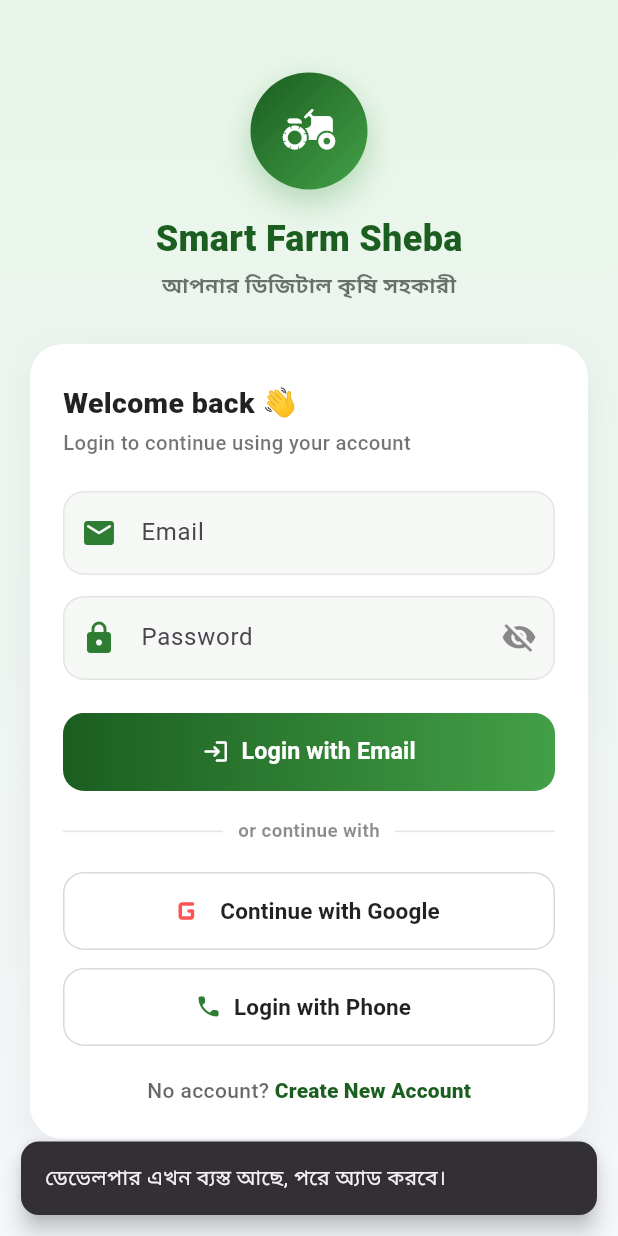
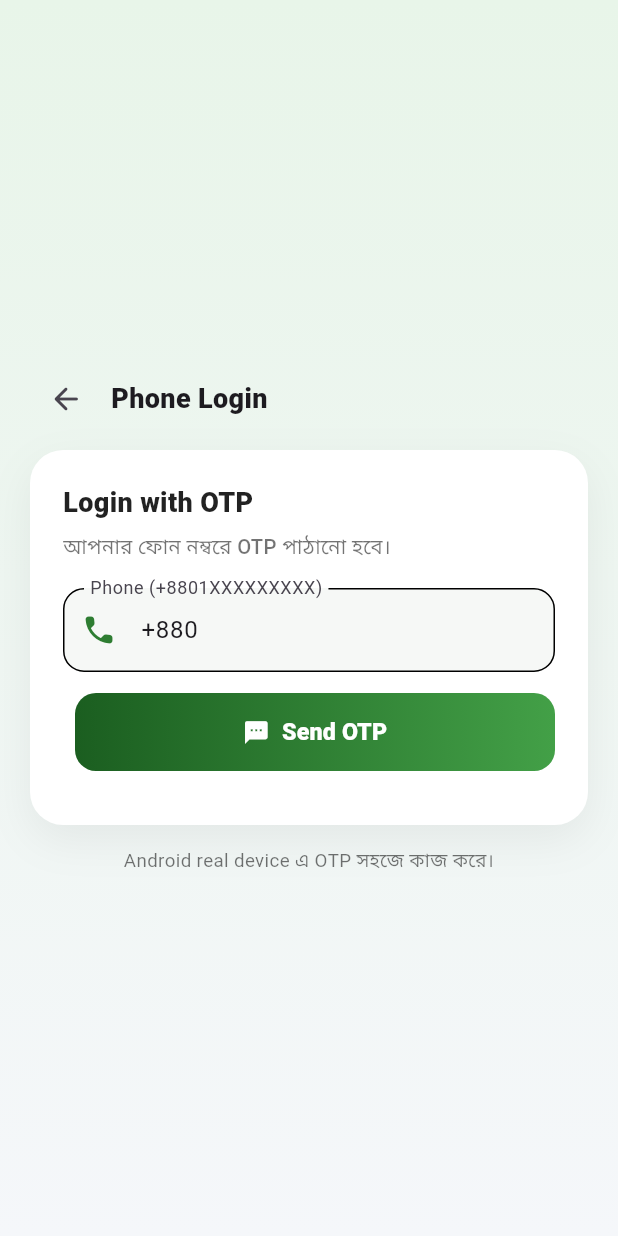
Before and after one commit to alaminsarder/Smart-Farm-Sheba, a Flutter app: the screen it shows after launch, after a tap on "Login with Phone", on a phone screen of 412 x 824 dp. Run offline on Flutter 3.47's test engine with Material 3 defaults, Android fonts, the light colour scheme and no system bars; our stand-ins replace cloud_firestore, firebase_auth, firebase_core, flutter_dotenv, google_sign_in, shared_preferences; accounts and stored records are empty.

Commit message:
Fix phone login

```diff
--- a/lib/screens/auth/login_screen.dart
+++ b/lib/screens/auth/login_screen.dart
@@ -5,6 +5,9 @@ import 'package:flutter/material.dart';
 import 'package:smart_farm_sheba/services/google_auth_service.dart';
 import 'package:smart_farm_sheba/features/home/presentation/home_screen.dart';
 import 'package:smart_farm_sheba/screens/auth/register_screen.dart';
+
+// ✅ ADD THIS
+import 'package:smart_farm_sheba/screens/auth/phone_login_screen.dart';
 
 class LoginScreen extends StatefulWidget {
   const LoginScreen({super.key});
@@ -442,8 +445,15 @@ class _LoginScreenState extends State<LoginScreen> {
                               child: OutlinedButton.icon(
                                 onPressed: busy
                                     ? null
-                                    : () => _snack(
-                                        "ডেভেলপার এখন ব্যস্ত আছে, পরে অ্যাড করবে।"),
+                                    : () {
+                                        Navigator.push(
+                                          context,
+                                          MaterialPageRoute(
+                                            builder: (_) =>
+                                                const PhoneLoginScreen(),
+                                          ),
+                                        );
+                                      },
                                 icon: const Icon(Icons.phone_rounded,
                                     color: Color(0xFF2E7D32)),
                                 label: const Text(
--- /dev/null
+++ b/lib/screens/auth/phone_login_screen.dart
@@ -0,0 +1,456 @@
+import 'package:firebase_auth/firebase_auth.dart';
+import 'package:flutter/foundation.dart';
+import 'package:flutter/material.dart';
+
+import 'package:smart_farm_sheba/features/home/presentation/home_screen.dart';
+
+class PhoneLoginScreen extends StatefulWidget {
+  const PhoneLoginScreen({super.key});
+
+  @override
+  State<PhoneLoginScreen> createState() => _PhoneLoginScreenState();
+}
+
+class _PhoneLoginScreenState extends State<PhoneLoginScreen> {
+  final _formKey = GlobalKey<FormState>();
+
+  final _phoneC = TextEditingController(text: "+880");
+  final _otpC = TextEditingController();
+
+  bool _sending = false;
+  bool _verifying = false;
+
+  bool _codeSent = false;
+  String? _verificationId;
+
+  // Web only
+  ConfirmationResult? _confirmationResult;
+
+  @override
+  void dispose() {
+    _phoneC.dispose();
+    _otpC.dispose();
+    super.dispose();
+  }
+
+  void _snack(String msg) {
+    if (!mounted) return;
+    ScaffoldMessenger.of(context).showSnackBar(
+      SnackBar(
+        content: Text(msg),
+        behavior: SnackBarBehavior.floating,
+        margin: const EdgeInsets.all(14),
+        shape: RoundedRectangleBorder(borderRadius: BorderRadius.circular(12)),
+      ),
+    );
+  }
+
+  String _normalizePhone(String input) {
+    var s = input.trim();
+
+    // allow: 01XXXXXXXXX
+    if (s.startsWith("01") && s.length == 11) {
+      s = "+88$s";
+    }
+
+    // allow: 8801XXXXXXXXX
+    if (s.startsWith("880") && !s.startsWith("+")) {
+      s = "+$s";
+    }
+
+    return s;
+  }
+
+  InputDecoration _dec({
+    required String label,
+    required IconData icon,
+    Widget? suffix,
+  }) {
+    return InputDecoration(
+      labelText: label,
+      prefixIcon: Icon(icon, color: const Color(0xFF2E7D32)),
+      suffixIcon: suffix,
+      filled: true,
+      fillColor: const Color(0xFFF6F8F6),
+      contentPadding: const EdgeInsets.symmetric(vertical: 16, horizontal: 14),
+      border: OutlineInputBorder(borderRadius: BorderRadius.circular(14)),
+      enabledBorder:
+          OutlineInputBorder(borderRadius: BorderRadius.circular(14)),
+      focusedBorder: OutlineInputBorder(
+        borderRadius: BorderRadius.circular(14),
+        borderSide: const BorderSide(color: Color(0xFF2E7D32), width: 1.6),
+      ),
+    );
+  }
+
+  Future<void> _sendOtp() async {
+    FocusScope.of(context).unfocus();
+
+    final ok = _formKey.currentState?.validate() ?? false;
+    if (!ok) return;
+
+    final phone = _normalizePhone(_phoneC.text);
+
+    setState(() {
+      _sending = true;
+      _verifying = false;
+      _codeSent = false;
+      _verificationId = null;
+      _confirmationResult = null;
+      _otpC.clear();
+    });
+
+    try {
+      // ✅ WEB flow: reCAPTCHA handled by Firebase internally
+      if (kIsWeb) {
+        final result = await FirebaseAuth.instance.signInWithPhoneNumber(phone);
+        if (!mounted) return;
+        setState(() {
+          _confirmationResult = result;
+          _codeSent = true;
+          _sending = false;
+        });
+        _snack("OTP sent to $phone");
+        return;
+      }
+
+      // ✅ Android/iOS flow
+      await FirebaseAuth.instance.verifyPhoneNumber(
+        phoneNumber: phone,
+        timeout: const Duration(seconds: 60),
+        verificationCompleted: (PhoneAuthCredential credential) async {
+          // Auto verify may happen on Android
+          try {
+            await FirebaseAuth.instance.signInWithCredential(credential);
+            if (!mounted) return;
+            Navigator.pushReplacement(
+              context,
+              MaterialPageRoute(builder: (_) => const HomeScreen()),
+            );
+          } catch (e) {
+            _snack("Auto verification failed: $e");
+          }
+        },
+        verificationFailed: (FirebaseAuthException e) {
+          if (!mounted) return;
+          setState(() => _sending = false);
+          _snack("Failed: ${e.message ?? e.code}");
+        },
+        codeSent: (String verificationId, int? resendToken) {
+          if (!mounted) return;
+          setState(() {
+            _sending = false;
+            _codeSent = true;
+            _verificationId = verificationId;
+          });
+          _snack("OTP sent to $phone");
+        },
+        codeAutoRetrievalTimeout: (String verificationId) {
+          _verificationId = verificationId;
+        },
+      );
+    } catch (e) {
+      if (!mounted) return;
+      setState(() => _sending = false);
+      _snack("Error: $e");
+    }
+  }
+
+  Future<void> _verifyOtp() async {
+    FocusScope.of(context).unfocus();
+
+    final otp = _otpC.text.trim();
+    if (otp.length < 4) {
+      _snack("Enter OTP code");
+      return;
+    }
+
+    setState(() => _verifying = true);
+
+    try {
+      // ✅ WEB confirm
+      if (kIsWeb) {
+        final confirm = _confirmationResult;
+        if (confirm == null) throw Exception("Request OTP first");
+        await confirm.confirm(otp);
+
+        if (!mounted) return;
+        setState(() => _verifying = false);
+
+        Navigator.pushReplacement(
+          context,
+          MaterialPageRoute(builder: (_) => const HomeScreen()),
+        );
+        return;
+      }
+
+      // ✅ Mobile confirm
+      final vId = _verificationId;
+      if (vId == null) throw Exception("Request OTP first");
+
+      final credential = PhoneAuthProvider.credential(
+        verificationId: vId,
+        smsCode: otp,
+      );
+
+      await FirebaseAuth.instance.signInWithCredential(credential);
+
+      if (!mounted) return;
+      setState(() => _verifying = false);
+
+      Navigator.pushReplacement(
+        context,
+        MaterialPageRoute(builder: (_) => const HomeScreen()),
+      );
+    } on FirebaseAuthException catch (e) {
+      if (!mounted) return;
+      setState(() => _verifying = false);
+      _snack("OTP failed: ${e.message ?? e.code}");
+    } catch (e) {
+      if (!mounted) return;
+      setState(() => _verifying = false);
+      _snack("OTP error: $e");
+    }
+  }
+
+  void _changeNumber() {
+    setState(() {
+      _codeSent = false;
+      _verificationId = null;
+      _confirmationResult = null;
+      _otpC.clear();
+    });
+  }
+
+  @override
+  Widget build(BuildContext context) {
+    final busy = _sending || _verifying;
+
+    return Scaffold(
+      body: Container(
+        width: double.infinity,
+        height: double.infinity,
+        decoration: const BoxDecoration(
+          gradient: LinearGradient(
+            begin: Alignment.topCenter,
+            end: Alignment.bottomCenter,
+            colors: [Color(0xFFE8F5E9), Color(0xFFF5F7FA)],
+          ),
+        ),
+        child: SafeArea(
+          child: Center(
+            child: SingleChildScrollView(
+              padding: const EdgeInsets.symmetric(horizontal: 20, vertical: 24),
+              child: ConstrainedBox(
+                constraints: const BoxConstraints(maxWidth: 480),
+                child: Column(
+                  crossAxisAlignment: CrossAxisAlignment.stretch,
+                  children: [
+                    Row(
+                      children: [
+                        IconButton(
+                          onPressed: () => Navigator.pop(context),
+                          icon: const Icon(Icons.arrow_back_rounded),
+                        ),
+                        const SizedBox(width: 6),
+                        const Text(
+                          "Phone Login",
+                          style: TextStyle(
+                              fontSize: 18, fontWeight: FontWeight.w900),
+                        ),
+                      ],
+                    ),
+                    const SizedBox(height: 10),
+                    Container(
+                      padding: const EdgeInsets.fromLTRB(22, 22, 22, 22),
+                      decoration: BoxDecoration(
+                        color: Colors.white,
+                        borderRadius: BorderRadius.circular(22),
+                        boxShadow: [
+                          BoxShadow(
+                            color: Colors.black.withOpacity(.06),
+                            blurRadius: 24,
+                            offset: const Offset(0, 10),
+                          ),
+                        ],
+                      ),
+                      child: Form(
+                        key: _formKey,
+                        autovalidateMode: AutovalidateMode.onUserInteraction,
+                        child: Column(
+                          crossAxisAlignment: CrossAxisAlignment.stretch,
+                          children: [
+                            const Text(
+                              "Login with OTP",
+                              style: TextStyle(
+                                fontSize: 18,
+                                fontWeight: FontWeight.w900,
+                                color: Colors.black87,
+                              ),
+                            ),
+                            const SizedBox(height: 6),
+                            Text(
+                              "আপনার ফোন নম্বরে OTP পাঠানো হবে।",
+                              style: TextStyle(
+                                fontSize: 13.5,
+                                color: Colors.black.withOpacity(.55),
+                                fontWeight: FontWeight.w500,
+                              ),
+                            ),
+                            const SizedBox(height: 18),
+                            TextFormField(
+                              controller: _phoneC,
+                              enabled: !busy && !_codeSent,
+                              keyboardType: TextInputType.phone,
+                              decoration: _dec(
+                                label: "Phone (+8801XXXXXXXXX)",
+                                icon: Icons.phone_rounded,
+                              ),
+                              validator: (v) {
+                                final s = _normalizePhone((v ?? ''));
+                                if (s.trim().isEmpty) return "Phone required";
+                                if (!s.startsWith("+"))
+                                  return "Use country code (+880...)";
+                                if (s.length < 11) return "Enter valid phone";
+                                return null;
+                              },
+                            ),
+                            const SizedBox(height: 14),
+                            SizedBox(
+                              height: 52,
+                              child: ElevatedButton.icon(
+                                onPressed: busy || _codeSent ? null : _sendOtp,
+                                style: ElevatedButton.styleFrom(
+                                  padding: EdgeInsets.zero,
+                                  backgroundColor: Colors.transparent,
+                                  shadowColor: Colors.transparent,
+                                  shape: RoundedRectangleBorder(
+                                    borderRadius: BorderRadius.circular(14),
+                                  ),
+                                ).copyWith(
+                                  elevation: WidgetStateProperty.all(0),
+                                ),
+                                icon: const SizedBox.shrink(),
+                                label: Ink(
+                                  decoration: BoxDecoration(
+                                    gradient: const LinearGradient(
+                                      colors: [
+                                        Color(0xFF1B5E20),
+                                        Color(0xFF43A047),
+                                      ],
+                                    ),
+                                    borderRadius: BorderRadius.circular(14),
+                                  ),
+                                  child: Container(
+                                    alignment: Alignment.center,
+                                    child: _sending
+                                        ? const SizedBox(
+                                            width: 20,
+                                            height: 20,
+                                            child: CircularProgressIndicator(
+                                              strokeWidth: 2.2,
+                                              color: Colors.white,
+                                            ),
+                                          )
+                                        : const Row(
+                                            mainAxisAlignment:
+                                                MainAxisAlignment.center,
+                                            children: [
+                                              Icon(Icons.sms_rounded,
+                                                  color: Colors.white),
+                                              SizedBox(width: 8),
+                                              Text(
+                                                "Send OTP",
+                                                style: TextStyle(
+                                                  color: Colors.white,
+                                                  fontWeight: FontWeight.w800,
+                                                  fontSize: 15.5,
+                                                ),
+                                              ),
+                                            ],
+                                          ),
+                                  ),
+                                ),
+                              ),
+                            ),
+                            const SizedBox(height: 14),
+                            AnimatedSwitcher(
+                              duration: const Duration(milliseconds: 200),
+                              child: !_codeSent
+                                  ? const SizedBox.shrink()
+                                  : Column(
+                                      key: const ValueKey("otpSection"),
+                                      crossAxisAlignment:
+                                          CrossAxisAlignment.stretch,
+                                      children: [
+                                        TextFormField(
+                                          controller: _otpC,
+                                          enabled: !busy,
+                                          keyboardType: TextInputType.number,
+                                          decoration: _dec(
+                                            label: "OTP Code",
+                                            icon: Icons.lock_rounded,
+                                            suffix: TextButton(
+                                              onPressed:
+                                                  busy ? null : _changeNumber,
+                                              child: const Text("Change"),
+                                            ),
+                                          ),
+                                        ),
+                                        const SizedBox(height: 12),
+                                        SizedBox(
+                                          height: 52,
+                                          child: FilledButton.icon(
+                                            onPressed: busy ? null : _verifyOtp,
+                                            icon: _verifying
+                                                ? const SizedBox(
+                                                    width: 18,
+                                                    height: 18,
+                                                    child:
+                                                        CircularProgressIndicator(
+                                                            strokeWidth: 2),
+                                                  )
+                                                : const Icon(
+                                                    Icons.verified_rounded),
+                                            label: Text(
+                                              _verifying
+                                                  ? "Verifying..."
+                                                  : "Verify & Login",
+                                              style: const TextStyle(
+                                                  fontWeight: FontWeight.w800),
+                                            ),
+                                          ),
+                                        ),
+                                        const SizedBox(height: 8),
+                                        TextButton(
+                                          onPressed: busy ? null : _sendOtp,
+                                          child: const Text("Resend OTP"),
+                                        ),
+                                      ],
+                                    ),
+                            ),
+                          ],
+                        ),
+                      ),
+                    ),
+                    const SizedBox(height: 14),
+                    Text(
+                      kIsWeb
+                          ? "Web এ OTP এর জন্য reCAPTCHA লাগে। Firebase Auth settings এ localhost Authorized domain থাকতে হবে।"
+                          : "Android real device এ OTP সহজে কাজ করে।",
+                      textAlign: TextAlign.center,
+                      style: TextStyle(
+                        color: Colors.black.withOpacity(.55),
+                        fontSize: 12.5,
+                      ),
+                    ),
+                  ],
+                ),
+              ),
+            ),
+          ),
+        ),
+      ),
+    );
+  }
+}
```
